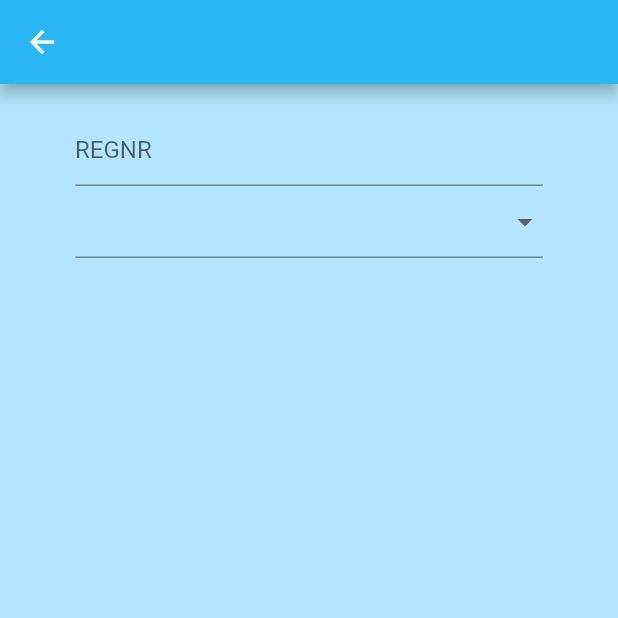
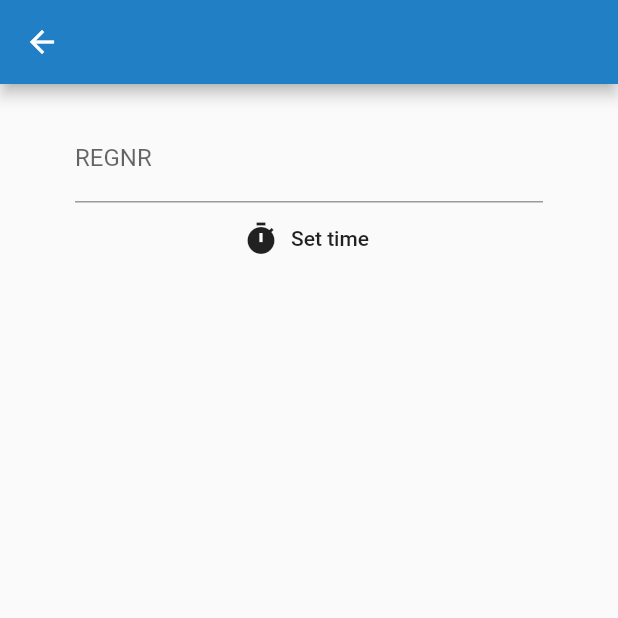
Before and after one commit to Bruseliuz/flutter_parkinggit, a Flutter app: the StartParking screen opened by its route, on a phone screen of 412 x 824 dp, the top half of it. Run offline on Flutter 3.47's test engine with Material 2 defaults, Android fonts, the phone set to English and light mode, and no system bars; our stand-ins replace cloud_firestore, firebase_auth, flutter_spinkit, google_maps_flutter, location; missing offline and left inert: geolocation; accounts and stored records are empty.

Commit message:
Start parking

```diff
--- a/lib/pages/start_parking.dart
+++ b/lib/pages/start_parking.dart
@@ -1,3 +1,5 @@
+import 'dart:math';
+
 import 'package:flutter/material.dart';
 
 class StartParking extends StatefulWidget {
@@ -9,15 +11,30 @@ class _StartParkingState extends State<StartParking> {
 
   final _formKey = GlobalKey<FormState>();
   final List<int> hours = [1,2,3,4,5,6,7,8,9,10];
+  TimeOfDay _time = TimeOfDay.now();
+  TimeOfDay picked;
+  int _hoursChosen;
 
-  int _hoursChosen;
+  void selectTime() async {
+    picked = await showTimePicker(
+        context: context,
+        initialTime: _time,
+    builder: (BuildContext context, Widget child){
+          return MediaQuery(
+            data: MediaQuery.of(context).copyWith(alwaysUse24HourFormat: true),
+            child: child,
+          );
+    });
+    setState(() {
+      _time = picked;
+    });
+  }
 
   @override
   Widget build(BuildContext context) {
     return Scaffold(
-      backgroundColor: Colors.lightBlue[100],
       appBar: AppBar(
-        backgroundColor: Colors.lightBlue[400],
+        backgroundColor: Color(0xff207FC5),
       ),
       body: Container(
         padding: EdgeInsets.symmetric(vertical: 20, horizontal: 50),
@@ -26,17 +43,14 @@ class _StartParkingState extends State<StartParking> {
           child: Column(
             children: <Widget>[
               TextFormField(
-                decoration: InputDecoration(hintText: 'REGNR'),
+                decoration: InputDecoration(labelText: 'REGNR'),
               ),
-              DropdownButtonFormField(
-                items: hours.map((hour){
-                  return DropdownMenuItem(
-                    value: hour,
-                    child: Text('$hour')
-                  );
-                }).toList(),
-                onChanged: (val) => setState(() => _hoursChosen = val),
-              )
+              FlatButton.icon(
+                  onPressed: () {
+                    selectTime();
+                  },
+                  icon: Icon(Icons.timer),
+                  label: Text('Set time'))
             ],
         ),
         )
```
